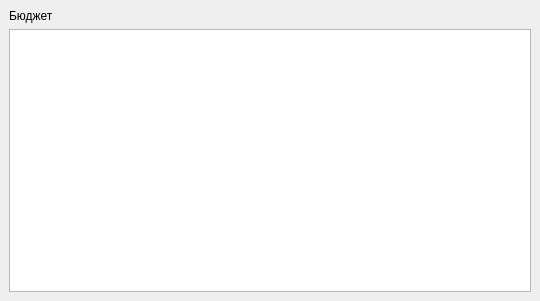
The window that bookkeeper/view/Budget.ui (sliv2001/bookkeeper) describes before a commit, drawn with Qt 5.
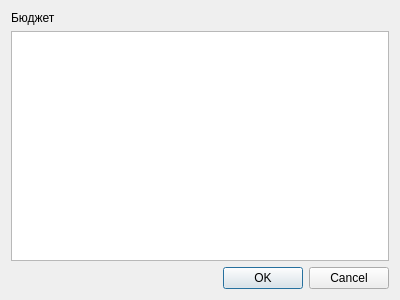
The same window after the commit.

Commit message: [dev_step2] UI fix

Diff of the .ui file:
```diff
--- a/bookkeeper/view/Budget.ui
+++ b/bookkeeper/view/Budget.ui
@@ -1,36 +1,18 @@
 <?xml version="1.0" encoding="UTF-8"?>
 <ui version="4.0">
- <class>BudgetWindow</class>
- <widget class="QMainWindow" name="BudgetWindow">
-  <property name="windowModality">
-   <enum>Qt::WindowModal</enum>
-  </property>
-  <property name="enabled">
-   <bool>true</bool>
-  </property>
+ <class>Dialog</class>
+ <widget class="QDialog" name="Dialog">
   <property name="geometry">
    <rect>
     <x>0</x>
     <y>0</y>
-    <width>540</width>
-    <height>301</height>
+    <width>400</width>
+    <height>300</height>
    </rect>
   </property>
-  <property name="sizePolicy">
-   <sizepolicy hsizetype="Minimum" vsizetype="Minimum">
-    <horstretch>0</horstretch>
-    <verstretch>0</verstretch>
-   </sizepolicy>
-  </property>
   <property name="windowTitle">
    <string>Бюджет</string>
   </property>
-  <property name="tabShape">
-   <enum>QTabWidget::Rounded</enum>
-  </property>
-  <widget class="QWidget" name="centralwidget">
-   <layout class="QVBoxLayout" name="verticalLayout_3">
-    <item>
      <layout class="QVBoxLayout" name="verticalLayout">
       <item>
        <widget class="QLabel" name="label">
@@ -39,17 +21,20 @@
         </property>
        </widget>
       </item>
-     </layout>
-    </item>
-    <item>
-     <layout class="QVBoxLayout" name="verticalLayout_2">
       <item>
        <widget class="QTableView" name="tableView"/>
       </item>
-     </layout>
-    </item>
-   </layout>
-  </widget>
+   <item>
+    <widget class="QDialogButtonBox" name="buttonBox">
+     <property name="orientation">
+      <enum>Qt::Horizontal</enum>
+     </property>
+     <property name="standardButtons">
+      <set>QDialogButtonBox::Cancel|QDialogButtonBox::Ok</set>
+     </property>
+    </widget>
+   </item>
+  </layout>
  </widget>
  <resources/>
  <connections/>
```
Left out of the diff: 37 changed lines with no effect on the pictures. Lines whose indentation alone changed are shown as unchanged. The commit also changes 1 other file.
